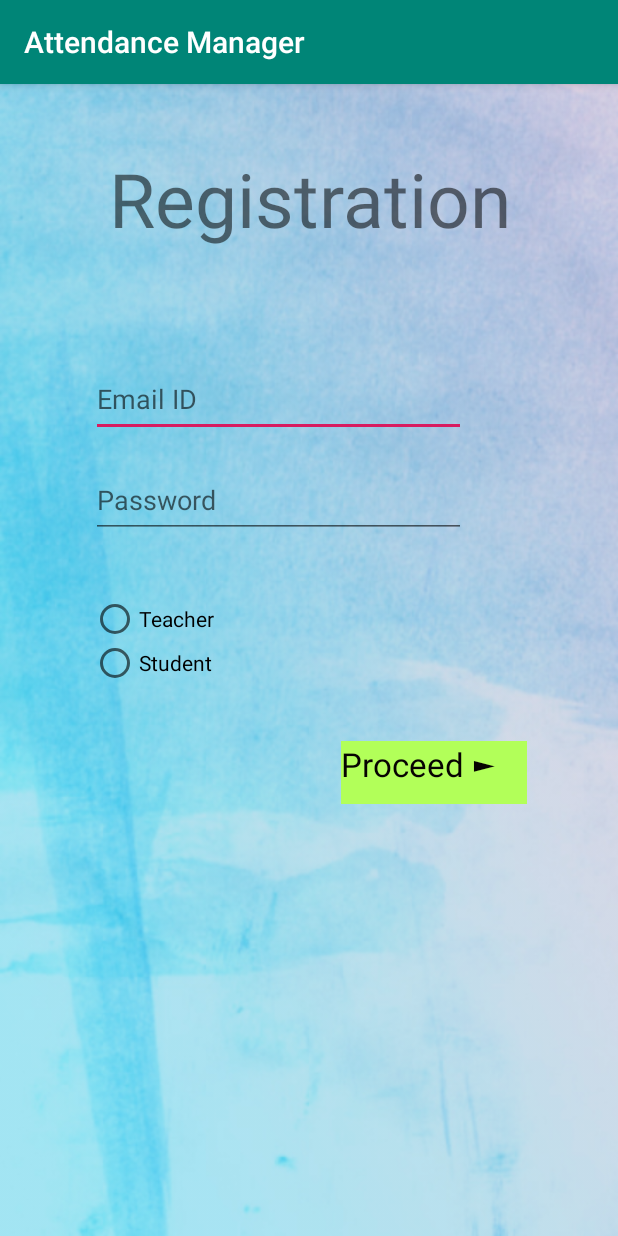
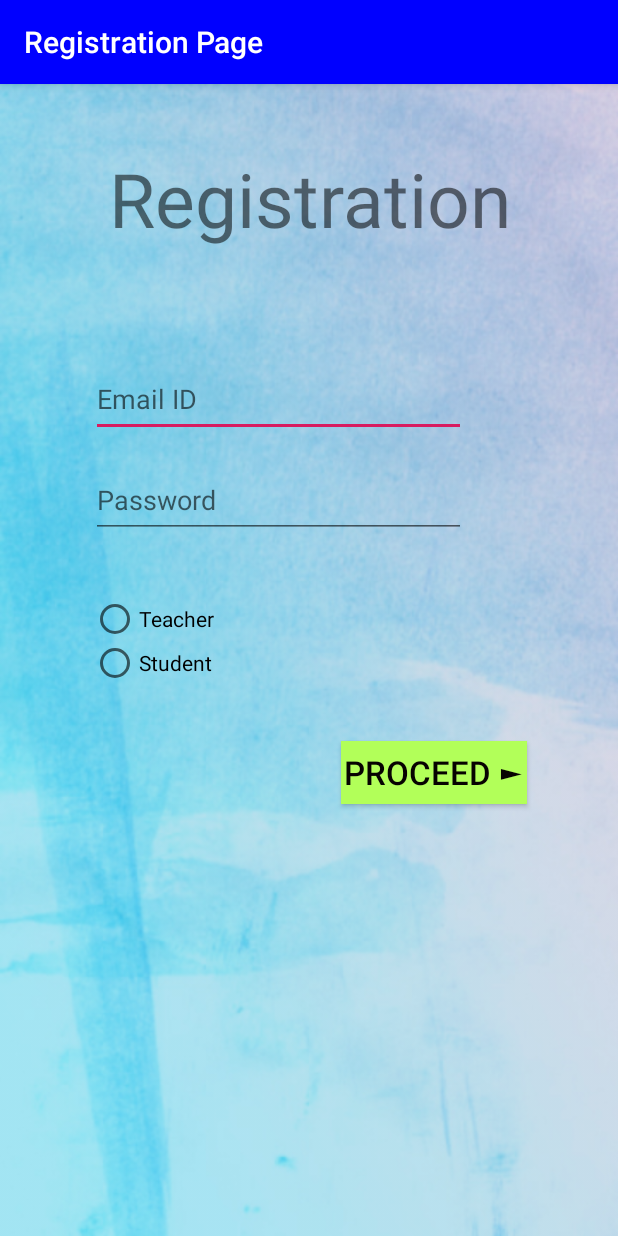
Before and after one commit to LogaN210101/Attendance-Manager, an Android app: the screen it shows after launch (Registration), after a tap on "Don't have an Account? REGISTER here", on a phone screen of 412 x 824 dp. Run offline under Robolectric (Android 15) with nearby library versions, the light colour scheme and no system bars; our stand-ins replace Firebase (no records; nobody signed in at launch, a user with empty details on screens opened directly).

```diff
--- a/app/src/main/java/com/example/attendancemanager/MainActivity.java
+++ b/app/src/main/java/com/example/attendancemanager/MainActivity.java
@@ -5,6 +5,7 @@ import androidx.appcompat.app.AppCompatActivity;
 
 import android.app.ProgressDialog;
 import android.content.Intent;
+import android.graphics.drawable.ColorDrawable;
 import android.os.Bundle;
 import android.view.View;
 import android.view.Window;
@@ -24,6 +25,8 @@ import com.google.firebase.database.DatabaseReference;
 import com.google.firebase.database.FirebaseDatabase;
 import com.google.firebase.database.ValueEventListener;
 
+import static android.graphics.Color.BLUE;
+
 public class MainActivity extends AppCompatActivity implements View.OnClickListener {
     FirebaseAuth auth;
     EditText ue,up;
@@ -38,6 +41,8 @@ public class MainActivity extends AppCompatActivity implements View.OnClickListe
         requestWindowFeature(Window.FEATURE_NO_TITLE);
         getWindow().setFlags(WindowManager.LayoutParams.FLAG_FULLSCREEN, WindowManager.LayoutParams.FLAG_FULLSCREEN);
         setContentView(R.layout.activity_main);
+        getSupportActionBar().setTitle("Login Page");
+        getSupportActionBar().setBackgroundDrawable(new ColorDrawable(BLUE));
         sign=findViewById(R.id.signin);
         ue=findViewById(R.id.email);
         up=findViewById(R.id.password);
@@ -122,8 +127,5 @@ public class MainActivity extends AppCompatActivity implements View.OnClickListe
 
             }
         });
-       /*Intent it=new Intent(MainActivity.this,Login.class);
-       startActivity(it);
-       */
     }
 }
--- a/app/src/main/java/com/example/attendancemanager/Registration.java
+++ b/app/src/main/java/com/example/attendancemanager/Registration.java
@@ -11,6 +11,7 @@ import android.app.ProgressDialog;
 import android.content.Intent;
 import android.graphics.Color;
 
+import android.graphics.drawable.ColorDrawable;
 import android.os.Bundle;
 
 import android.os.Handler;
@@ -51,16 +52,18 @@ import com.google.firebase.auth.FirebaseAuth;
 import com.google.firebase.database.DatabaseReference;
 import com.google.firebase.database.FirebaseDatabase;
 
+import static android.graphics.Color.BLUE;
 
 public class Registration extends AppCompatActivity {
     private EditText uname, upass, nm,clgname,clgroll,sec,yer,teacherdept;
-    private TextView hd,next;
+    private TextView hd;
     private RadioGroup r;
     private RadioButton teacher, student, op;
     private ProgressDialog progress;
     private FirebaseAuth firebaseAuth;
     private Spinner dpt;
-    private Button sv;
+    private Button sv,next;
+    static String g="";
     String name, dept, sc, clg, yr,clgr;
     DatabaseReference ft,fs,fu;
     @Override
@@ -69,6 +72,8 @@ public class Registration extends AppCompatActivity {
         requestWindowFeature(Window.FEATURE_NO_TITLE);
         getWindow().setFlags(WindowManager.LayoutParams.FLAG_FULLSCREEN, WindowManager.LayoutParams.FLAG_FULLSCREEN);
         setContentView(R.layout.activity_registration);
+        getSupportActionBar().setTitle("Registration Page");
+        getSupportActionBar().setBackgroundDrawable(new ColorDrawable(BLUE));
         progress = new ProgressDialog(this);
         firebaseAuth = FirebaseAuth.getInstance();
         ft=FirebaseDatabase.getInstance().getReference().child("Types"); //Database for Account Type
@@ -278,13 +283,15 @@ public class Registration extends AppCompatActivity {
             }
             AddS ad=new AddS(name,clg,dep,sc,clgr,yr);
             fu.child((uname.getText().toString()).substring(0,(uname.getText().toString()).indexOf('@'))).setValue(ad);
-            fs.child(clg).child(""+dep+sc+yr).child(clgr).setValue(ad);
+            //fs.child(clg).child(""+dep+sc+yr).child(clgr).setValue(ad);
             add a=new add((uname.getText().toString()).substring(0,(uname.getText().toString()).indexOf('@'))+"Student");
             ft.push().setValue(a);
             Toast.makeText(getApplicationContext(),"Details successfully noted!",Toast.LENGTH_SHORT).show();
-
+            Intent i=new Intent(getApplicationContext(),Studentsubs.class);
+            g=""+dep+sc+yr+"@"+clg+"!"+clgr;
+            i.putExtra(g,g);
+            //finish();
+            startActivity(i);
         }
-        startActivity(new Intent(getApplicationContext(),Studentsubs.class));
-
     }
 }
--- a/app/src/main/res/layout/activity_registration.xml
+++ b/app/src/main/res/layout/activity_registration.xml
@@ -73,7 +73,7 @@
 
     </RadioGroup>
 
-    <TextView
+    <Button
         android:id="@+id/proceed"
         android:layout_width="124dp"
         android:layout_height="42dp"
@@ -86,7 +86,7 @@
         app:layout_constraintHorizontal_bias="0.79"
         app:layout_constraintStart_toStartOf="parent"
         app:layout_constraintTop_toTopOf="parent"
-        app:layout_constraintVertical_bias="0.603" />
+        app:layout_constraintVertical_bias="0.603"/>
 
     <EditText
         android:id="@+id/name"
--- a/app/src/main/res/layout/activity_studentsubs.xml
+++ b/app/src/main/res/layout/activity_studentsubs.xml
@@ -5,11 +5,12 @@
     android:layout_width="match_parent"
     android:layout_height="match_parent"
     tools:context=".Studentsubs">
+
     <TextView
         android:id="@+id/textView3"
         android:layout_width="352dp"
         android:layout_height="70dp"
-        android:text="Select only those subjects you have."
+        android:text="Select your Subjects"
         android:textAlignment="center"
         android:textColor="#1B0A0A"
         android:textSize="24sp"
@@ -125,12 +126,11 @@
         app:layout_constraintVertical_bias="0.672" />
 
 
-
     <CheckBox
         android:id="@+id/phylab"
         android:layout_width="125dp"
         android:layout_height="50dp"
-        android:text="PHY LAB"
+        android:text="PHYS LAB"
 
         app:layout_constraintBottom_toBottomOf="parent"
         app:layout_constraintEnd_toEndOf="parent"
```
Also changed, not shown: app/src/main/java/com/example/attendancemanager/AllSub.java (added, +11 -0 lines), app/src/main/java/com/example/attendancemanager/Studentsubs.java (+22 -9 lines).
